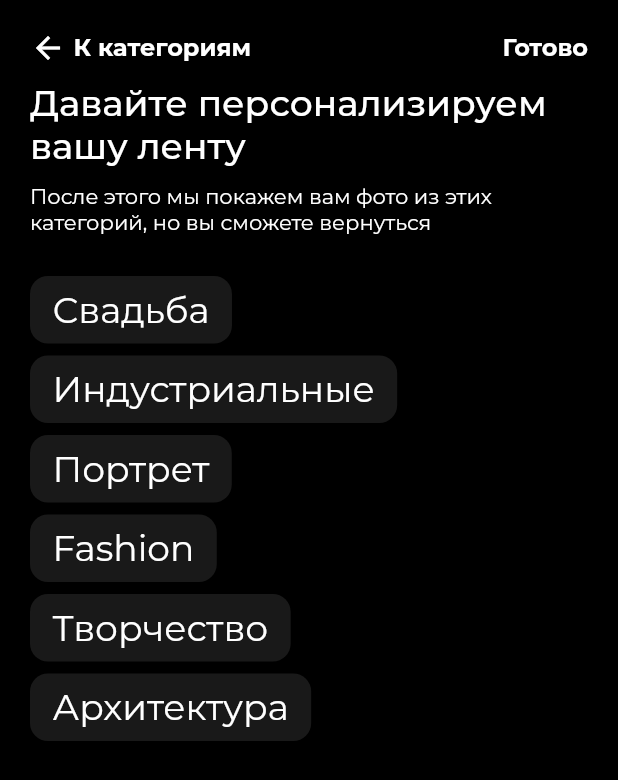
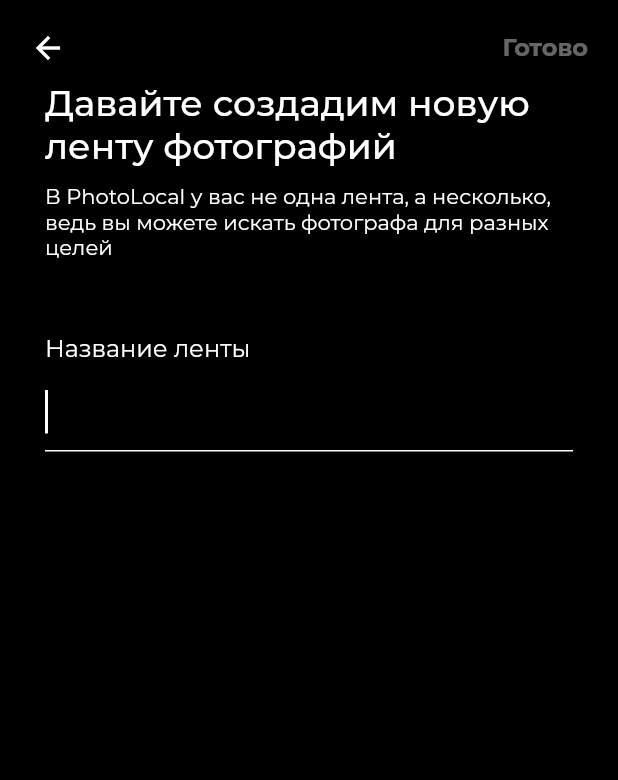
Before and after one commit to daniilsv/PhotoLocal, a Flutter app: the screen it shows after launch, on a phone screen of 412 x 824 dp. Shown: the top 780 px of the screen. Run offline on Flutter 3.47's test engine with Material 2 defaults, Android fonts, the phone set to English and light mode, and no system bars; our stand-ins replace built_collection, built_value, cached_network_image, dio, flutter_spinkit, flutter_staggered_animations and 4 more; missing offline and left inert: cupertino_back_gesture, encrypt; generated files the repository leaves out were written again; statements that could not run were skipped.

Commit message:
made name input

```diff
--- a/lib/screens/personalization/index.dart
+++ b/lib/screens/personalization/index.dart
@@ -2,7 +2,7 @@ import 'package:flutter/material.dart';
 import 'package:photolocal/screens/personalization/pages/categories.dart';
 
 import '../../theme/theme.dart';
-import '../../theme/theme.dart';
+import 'pages/name.dart';
 
 class PersonalizationScreen extends StatefulWidget {
   PersonalizationScreen({Key key}) : super(key: key);
@@ -13,9 +13,22 @@ class PersonalizationScreen extends StatefulWidget {
 
 class _PersonalizationScreenState extends State<PersonalizationScreen> {
   PageController pageController = PageController(initialPage: 0);
+  int page = 0;
+  bool submited = false;
+
+  @override
+  void initState() {
+    pageController.addListener(() {
+      page = pageController.page.floor();
+      setState(() {});
+    });
+    super.initState();
+  }
+
   @override
   Widget build(BuildContext context) {
-    return Container(
+    return GestureDetector(
+      onTap: () => FocusScope.of(context).unfocus(),
       child: Scaffold(
         body: Container(
           color: PLColors.bg,
@@ -30,57 +43,88 @@ class _PersonalizationScreenState extends State<PersonalizationScreen> {
                   child: Row(
                     mainAxisAlignment: MainAxisAlignment.spaceBetween,
                     children: [
-                      Row(
-                        children: [
-                          Icon(
-                            Icons.arrow_back,
-                            color: PLColors.white,
-                          ),
-                          SizedBox(
-                            width: 5,
-                          ),
-                          Text(
-                            "К категориям",
+                      GestureDetector(
+                        onTap: () {
+                          FocusScope.of(context).unfocus();
+                          pageController.previousPage(
+                            duration: Duration(milliseconds: 500),
+                            curve: Curves.easeIn,
+                          );
+                        },
+                        child: Icon(
+                          Icons.arrow_back,
+                          color: PLColors.white,
+                        ),
+                      ),
+                      GestureDetector(
+                        onTap: () {
+                          FocusScope.of(context).unfocus();
+                          pageController.nextPage(
+                            duration: Duration(milliseconds: 500),
+                            curve: Curves.easeIn,
+                          );
+                        },
+                        child: Opacity(
+                          opacity: submited ? 1.0 : 0.4,
+                          child: Text(
+                            "Готово",
                             style: PLStyle.subheader,
                           ),
-                        ],
-                      ),
-                      Text(
-                        "Готово",
-                        style: PLStyle.subheader,
+                        ),
                       ),
                     ],
                   ),
                 ),
-                Container(
-                  padding: EdgeInsets.symmetric(
-                    horizontal: 20,
-                    vertical: 10,
-                  ),
-                  child: Text(
-                    "Давайте персонализируем вашу ленту",
-                    style: PLStyle.title,
-                  ),
-                ),
-                Container(
-                  padding: EdgeInsets.symmetric(
-                    horizontal: 20,
-                  ),
-                  child: Text(
-                    "После этого мы покажем вам фото из этих категорий, но вы сможете вернуться",
-                    style: PLStyle.text,
-                  ),
-                ),
-                SizedBox(
-                  height: 20,
-                ),
+                // Container(
+                //   padding: EdgeInsets.symmetric(
+                //     horizontal: 30,
+                //     vertical: 10,
+                //   ),
+                //   child: Text(
+                //     [
+                //       "Давайте создадим новую ленту фотографий",
+                //       "Выберите интересные вам жанры",
+                //       "Давайте персонализируем вашу ленту",
+                //       "Вам должны понравиться эти фотографы",
+                //     ][page],
+                //     style: PLStyle.title,
+                //   ),
+                // ),
+                // Container(
+                //   padding: EdgeInsets.symmetric(
+                //     horizontal: 30,
+                //   ),
+                //   child: Text(
+                //     [
+                //       "В PhotoLocal у вас не одна лента, а несколько, ведь вы можете искать фотографа для разных целей.",
+                //       "После этого мы покажем вам фото из этих категорий, но вы сможете вернуться",
+                //       "Свайпайте, пока фотографии не станут похожими на то, что вы ищете",
+                //       "А если не понравились, можете вернуться назад и поискать ещё",
+                //     ][page],
+                //     style: PLStyle.text,
+                //   ),
+                // ),
+                // SizedBox(
+                //   height: 20,
+                // ),
                 Expanded(
                   child: ListView(
                     controller: pageController,
                     physics: NeverScrollableScrollPhysics(),
                     scrollDirection: Axis.horizontal,
                     children: [
-                      CategoriesPage(),
+                      NamePage(
+                        changeSubmited: (bool value) {
+                          submited = value;
+                          setState(() {});
+                        },
+                      ),
+                      CategoriesPage(
+                        changeSubmited: (bool value) {
+                          submited = value;
+                          setState(() {});
+                        },
+                      ),
                       Container(),
                       Container(),
                     ],
--- /dev/null
+++ b/lib/screens/personalization/pages/name.dart
@@ -0,0 +1,93 @@
+import 'package:flutter/material.dart';
+
+import '../../../theme/theme.dart';
+
+class NamePage extends StatefulWidget {
+  NamePage({
+    Key key,
+    @required this.changeSubmited,
+  }) : super(key: key);
+
+  final void Function(bool submited) changeSubmited;
+
+  @override
+  _NamePageState createState() => _NamePageState();
+}
+
+class _NamePageState extends State<NamePage> {
+  TextEditingController controller;
+  FocusNode focusNode;
+
+  @override
+  void initState() {
+    controller = TextEditingController();
+    focusNode = FocusNode();
+    super.initState();
+  }
+
+  @override
+  Widget build(BuildContext context) {
+    return Container(
+      padding: EdgeInsets.symmetric(horizontal: 30),
+      width: MediaQuery.of(context).size.width,
+      height: MediaQuery.of(context).size.height,
+      child: Column(
+        crossAxisAlignment: CrossAxisAlignment.start,
+        children: [
+          Container(
+            padding: EdgeInsets.symmetric(
+              vertical: 10,
+            ),
+            child: Text(
+              "Давайте создадим новую ленту фотографий",
+              style: PLStyle.title,
+            ),
+          ),
+          Text(
+            "В PhotoLocal у вас не одна лента, а несколько, ведь вы можете искать фотографа для разных целей",
+            style: PLStyle.text,
+          ),
+          SizedBox(
+            height: 20,
+          ),
+          SizedBox(
+            height: 30,
+          ),
+          Text(
+            "Название ленты",
+            style: PLStyle.textFieldHeader,
+          ),
+          SizedBox(
+            height: 5,
+          ),
+          TextField(
+            controller: controller,
+            style: PLStyle.title,
+            autofocus: true,
+            cursorColor: PLColors.text,
+            maxLines: 1,
+            focusNode: focusNode,
+            decoration: InputDecoration(
+              border: UnderlineInputBorder(
+                borderSide: BorderSide(
+                  color: PLColors.text,
+                ),
+              ),
+              enabledBorder: UnderlineInputBorder(
+                borderSide: BorderSide(
+                  color: PLColors.text,
+                ),
+              ),
+              focusedBorder: UnderlineInputBorder(
+                borderSide: BorderSide(
+                  color: PLColors.text,
+                ),
+              ),
+            ),
+            onChanged: (value) => widget.changeSubmited(value.length != 0),
+          ),
+        ],
+      ),
+    );
+  }
+}
--- a/lib/theme/text_style.dart
+++ b/lib/theme/text_style.dart
@@ -1,6 +1,5 @@
 part of './theme.dart';
 
-//TODO: place here text styles
 class PLStyle {
   static TextStyle create({
     double fontSize,
@@ -19,6 +18,7 @@ class PLStyle {
 
   static TextStyle text = create(fontSize: 14);
   static TextStyle subheader = create(fontSize: 16, fontWeight: FontWeight.bold);
+  static TextStyle textFieldHeader = create(fontSize: 16);
   static TextStyle header = create(fontSize: 24);
   static TextStyle headerBlack = create(fontSize: 24, color: PLColors.black);
   static TextStyle title = create(fontSize: 24, fontWeight: FontWeight.w500);
```
Also changed, not shown: lib/screens/personalization/pages/categories.dart (+33 -3 lines).
